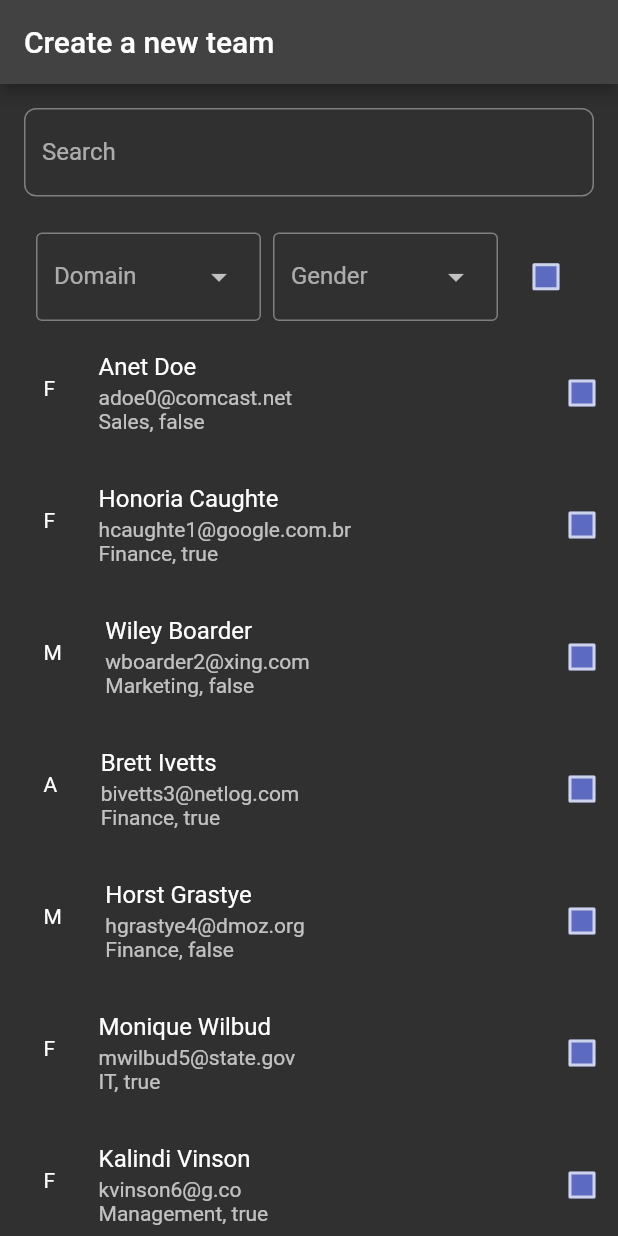
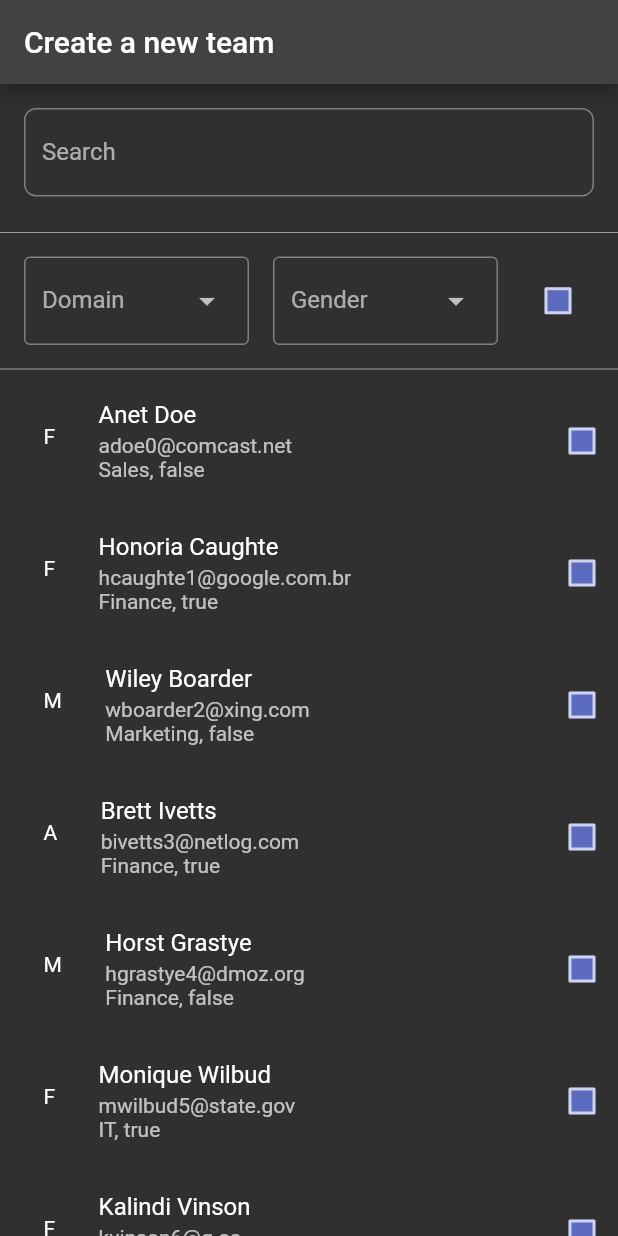
Before and after one commit to notAxion/team_formation, a Flutter app: the screen it shows after launch, on a phone screen of 412 x 824 dp. Run offline on Flutter 3.47's test engine with Material 2 defaults, Android fonts, the phone set to English and light mode, and no system bars.

Commit message:
fix(filters): fixed the spacing for the items and added 2 dividers

```diff
--- a/lib/search_teams.dart
+++ b/lib/search_teams.dart
@@ -61,7 +61,9 @@ class _SearchTeamsState extends State<SearchTeams> {
         child: Column(
           children: [
             _searchBar(),
+            Divider(color: Colors.grey),
             _searchFilters(),
+            Divider(color: Colors.grey),
             _showTeamList(),
             _showOnSelection(),
           ],
@@ -115,7 +117,7 @@ class _SearchTeamsState extends State<SearchTeams> {
     return Padding(
       padding: const EdgeInsets.symmetric(horizontal: 16.0, vertical: 8.0),
       child: Row(
-        mainAxisAlignment: MainAxisAlignment.spaceEvenly,
+        mainAxisAlignment: MainAxisAlignment.spaceBetween,
         children: [
           _domainDropDown(domainEntries),
           _genderDropDown(genderEntries),
```
